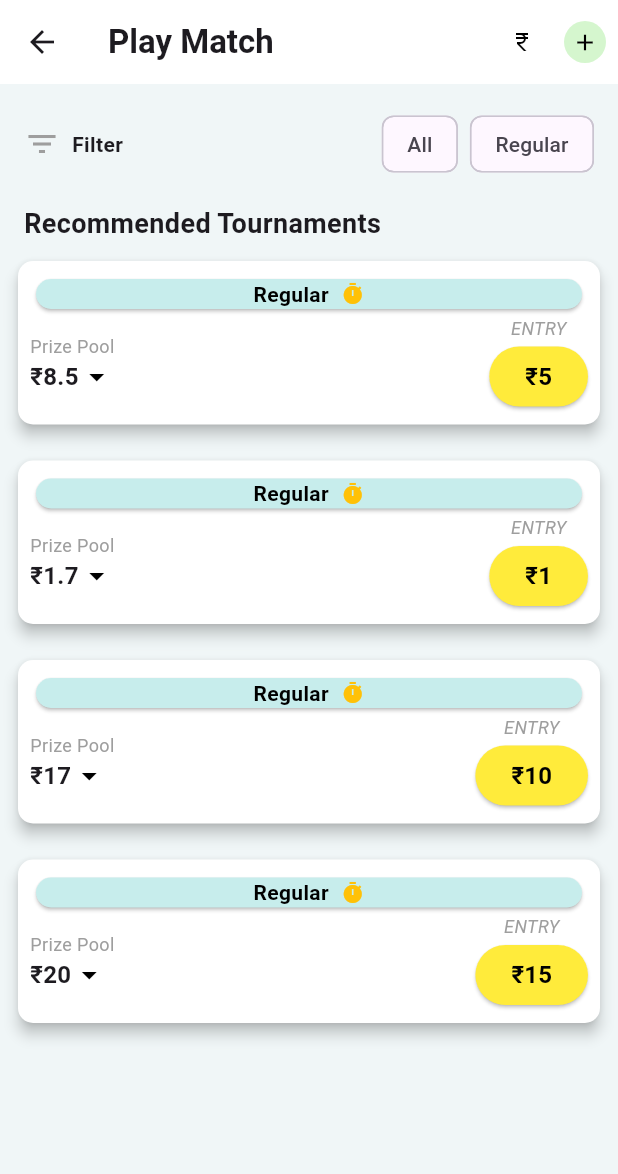
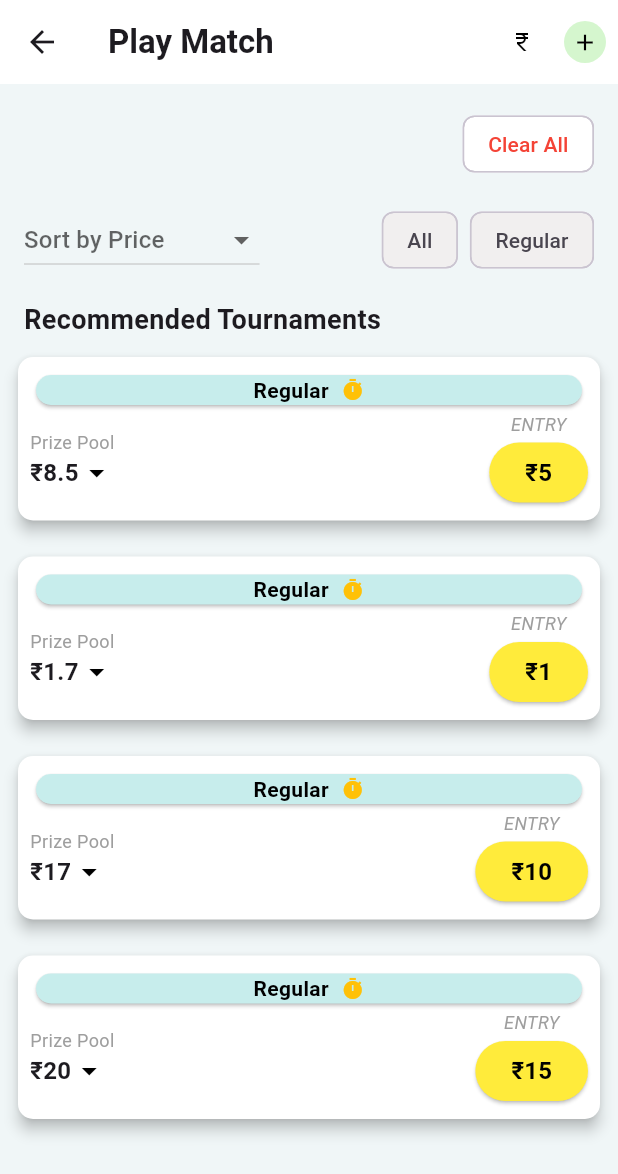
Before and after one commit to hisushanta/playgo, a Flutter app: the screen it shows once a user with an empty profile is signed in, after a tap on "Start Match", on a phone screen of 412 x 824 dp. Shown: the top 1174 px of the screen. Run offline on Flutter 3.47's test engine with Material 3 defaults, Android fonts, the phone set to English and light mode, and no system bars; our stand-ins replace cloud_firestore, firebase_auth, firebase_core, firebase_storage, image_picker, permission_handler; missing offline and left inert: firebase_ui_auth; accounts and stored records are empty.

Commit message:
Filter option delete now added sorted method for batter to search user

```diff
--- a/playgo/lib/pages/home.dart
+++ b/playgo/lib/pages/home.dart
@@ -178,7 +178,7 @@ class GoGameHomePage extends StatelessWidget {
                           onPressed: () {
                             Navigator.push(
                             context,
-                            MaterialPageRoute(builder: (context) =>  GameTournamentPage()),);
+                            MaterialPageRoute(builder: (context) =>  TournamentPage()),);
                           },
                           child: Padding(
                             padding: EdgeInsets.symmetric(horizontal: 40, vertical: 10),
--- a/playgo/lib/pages/tournament_page.dart
+++ b/playgo/lib/pages/tournament_page.dart
@@ -2,7 +2,16 @@ import 'package:flutter/material.dart';
 import 'package:playgo/main.dart';
 import 'fund_page.dart';
 
-class GameTournamentPage extends StatelessWidget {
+class TournamentPage extends StatefulWidget {
+  @override
+  GameTournamentPage createState() => GameTournamentPage();
+}
+class GameTournamentPage extends State<TournamentPage>{
+
+  Color allColor =  Color.fromARGB(255, 241, 239, 239);
+  Color regularColor =  Color.fromARGB(255, 241, 239, 239);
+  bool isallCheck = false;
+  bool isregularCheck = false;
   @override
   Widget build(BuildContext context) {
     return Scaffold(
@@ -45,26 +54,96 @@ class GameTournamentPage extends StatelessWidget {
             // Filters
             Padding(
               padding: const EdgeInsets.all(16.0),
-              child: Row(
-                mainAxisAlignment: MainAxisAlignment.spaceBetween,
+              child: Column(
+                crossAxisAlignment: CrossAxisAlignment.start,
                 children: [
                   Row(
+                    mainAxisAlignment: MainAxisAlignment.end,
                     children: [
-                      Icon(Icons.filter_list, color: Colors.grey),
-                      SizedBox(width: 8),
-                      Text('Filter', style: TextStyle(fontWeight: FontWeight.bold)),
+                      FilterChip(
+                            label: Text('Clear All', style: TextStyle(color: Colors.red),),
+                            backgroundColor: Colors.white,
+                            onSelected: (val) {
+                              setState(() {
+                               isallCheck = false;
+                                isregularCheck = false;
+                                allColor = const Color.fromARGB(255, 241, 239, 239);
+                                regularColor = const Color.fromARGB(255, 241, 239, 239);
+                              });
+                            },
+                          ),
                     ],
                   ),
+                  SizedBox(height: 16),
+                  // Sort by Price
                   Row(
+                    mainAxisAlignment: MainAxisAlignment.spaceBetween,
                     children: [
-                      FilterChip(label: Text('All'), onSelected: (val) {}),
-                      SizedBox(width: 8),
-                      FilterChip(label: Text('Regular'), onSelected: (val) {}),
+                      DropdownButton<String>(
+                        hint: Text("Sort by Price"),
+                        value: null,
+                        items: [
+                          DropdownMenuItem(
+                            value: "low_to_high",
+                            child: Text("Price: Low to High"),
+                          ),
+                          DropdownMenuItem(
+                            value: "high_to_low",
+                            child: Text("Price: High to Low"),
+                          ),
+                        ],
+                        onChanged: (value) {
+                          // Logic for sorting based on selected value
+                          if (value == "low_to_high") {
+                            // Sort by low to high
+                          } else if (value == "high_to_low") {
+                            // Sort by high to low
+                          }
+                        },
+                      ),
+                      // Game Modes
+                      Row(
+                        children: [
+                          FilterChip(
+                            label: Text('All'),
+                            backgroundColor: allColor,
+                            onSelected: (val) {
+                              setState(() {
+                                if (!isallCheck) {
+                                  allColor = Color.fromARGB(255, 247, 255, 16);
+                                  isallCheck = true;
+                                } else {
+                                  allColor = Color.fromARGB(255, 241, 239, 239);
+                                  isallCheck = false;
+                                }
+                              });
+                            },
+                          ),
+                          SizedBox(width: 8),
+                          FilterChip(
+                            label: Text('Regular'),
+                            backgroundColor: regularColor,
+                            onSelected: (val) {
+                              setState(() {
+                                if (!isregularCheck) {
+                                  regularColor = const Color.fromARGB(255, 247, 255, 16);
+                                  isregularCheck = true;
+                                } else {
+                                  regularColor = Color.fromARGB(255, 241, 239, 239);
+                                  isregularCheck = false;
+                                }
+                              });
+                            },
+                          ),
+
+                        ],
+                      ),
                     ],
                   ),
                 ],
               ),
             ),
+
 
             // Recommended Tournaments Header
             Padding(
```
